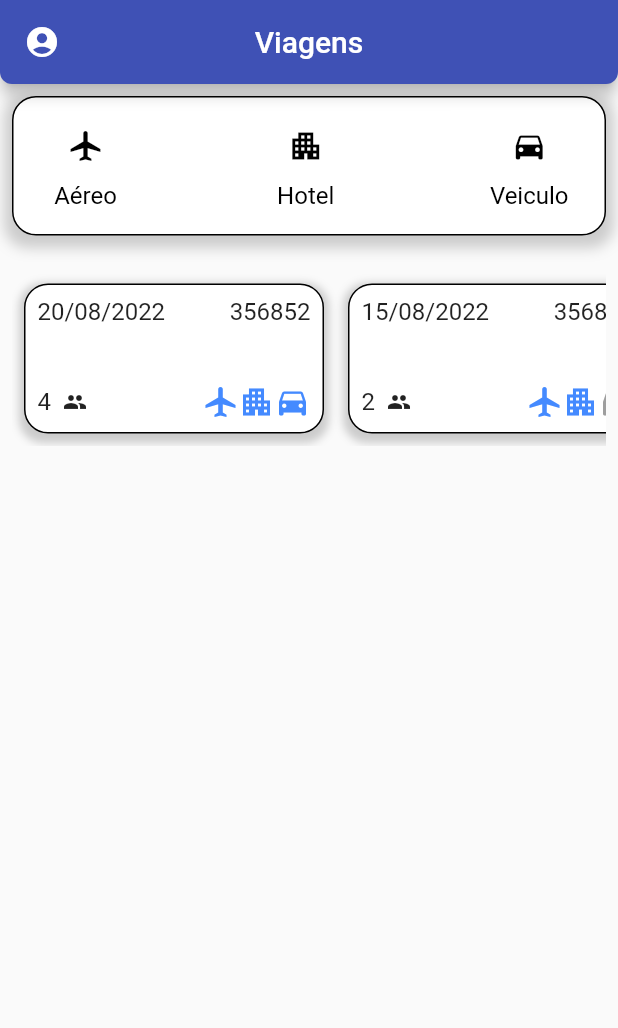
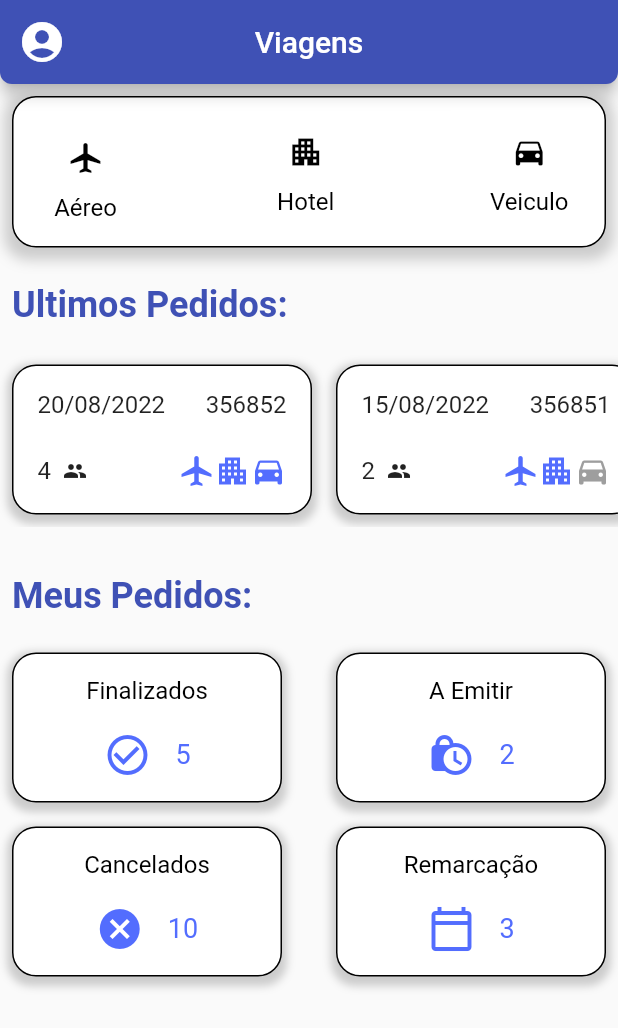
Before and after one commit to gui1andre/app_viagens, a Flutter app: the screen it shows after launch, on a phone screen of 412 x 824 dp. Shown: the top 1028 px of the screen. Run offline on Flutter 3.47's test engine with Material 2 defaults, Android fonts, the phone set to English and light mode, and no system bars.

Commit message:
Inserção de status de pedidos e ajuste no icon da appbar

```diff
--- a/lib/main.dart
+++ b/lib/main.dart
@@ -1,4 +1,3 @@
-import 'package:flutter/cupertino.dart';
 import 'package:flutter/material.dart';
 import 'package:flutter_localizations/flutter_localizations.dart';
 
@@ -7,7 +6,7 @@ void main() {
 }
 
 class Viagens extends StatelessWidget {
-  Viagens({Key? key}) : super(key: key);
+  const Viagens({Key? key}) : super(key: key);
 
   @override
   Widget build(BuildContext context) {
@@ -45,7 +44,10 @@ class Dashboard extends StatelessWidget {
             bottom: Radius.circular(8),
           ),
         ),
-        leading: const Icon(Icons.account_circle_sharp),
+        leading: const Icon(
+          Icons.account_circle_sharp,
+          size: 32,
+        ),
       ),
       body: Corpo(),
     );
@@ -100,7 +102,7 @@ class _CorpoState extends State<Corpo> {
                             children: [
                               Padding(
                                 padding:
-                                    const EdgeInsets.fromLTRB(24, 8, 24, 16),
+                                    const EdgeInsets.fromLTRB(24, 16, 24, 16),
                                 child: Column(
                                   children: [
                                     Container(
@@ -307,8 +309,7 @@ class _CorpoState extends State<Corpo> {
                                         width: 150,
                                         child: TextField(
                                           obscureText: true,
-                                          keyboardType:
-                                              TextInputType.datetime,
+                                          keyboardType: TextInputType.datetime,
                                           decoration: InputDecoration(
                                             border: OutlineInputBorder(),
                                             labelText: 'Data Ida',
@@ -337,8 +338,7 @@ class _CorpoState extends State<Corpo> {
                                         width: 150,
                                         child: TextField(
                                           obscureText: true,
-                                          keyboardType:
-                                              TextInputType.datetime,
+                                          keyboardType: TextInputType.datetime,
                                           decoration: InputDecoration(
                                             border: OutlineInputBorder(),
                                             labelText: 'Data Volta',
@@ -357,8 +357,7 @@ class _CorpoState extends State<Corpo> {
                                                 if (dataIda != null &&
                                                     dataIda != _dataIda) {
                                                   setState(() {
-                                                    debugPrint(
-                                                        'chegamos aqui');
+                                                    debugPrint('chegamos aqui');
                                                     _dataIda ==
                                                         dataIda
                                                             as TextEditingController;
@@ -415,8 +414,7 @@ class _CorpoState extends State<Corpo> {
                                         width: 150,
                                         child: TextField(
                                           obscureText: true,
-                                          keyboardType:
-                                              TextInputType.datetime,
+                                          keyboardType: TextInputType.datetime,
                                           decoration: InputDecoration(
                                             border: OutlineInputBorder(),
                                             labelText: 'Checkin',
@@ -445,8 +443,7 @@ class _CorpoState extends State<Corpo> {
                                         width: 150,
                                         child: TextField(
                                           obscureText: true,
-                                          keyboardType:
-                                              TextInputType.datetime,
+                                          keyboardType: TextInputType.datetime,
                                           decoration: InputDecoration(
                                             border: OutlineInputBorder(),
                                             labelText: 'Checkin',
@@ -465,8 +462,7 @@ class _CorpoState extends State<Corpo> {
                                                 if (dataIda != null &&
                                                     dataIda != _dataIda) {
                                                   setState(() {
-                                                    debugPrint(
-                                                        'chegamos aqui');
+                                                    debugPrint('chegamos aqui');
                                                     _dataIda ==
                                                         dataIda
                                                             as TextEditingController;
@@ -534,8 +530,7 @@ class _CorpoState extends State<Corpo> {
                                         width: 150,
                                         child: TextField(
                                           obscureText: true,
-                                          keyboardType:
-                                              TextInputType.datetime,
+                                          keyboardType: TextInputType.datetime,
                                           decoration: InputDecoration(
                                             border: OutlineInputBorder(),
                                             labelText: 'Retirada',
@@ -564,8 +559,7 @@ class _CorpoState extends State<Corpo> {
                                         width: 150,
                                         child: TextField(
                                           obscureText: true,
-                                          keyboardType:
-                                              TextInputType.datetime,
+                                          keyboardType: TextInputType.datetime,
                                           decoration: InputDecoration(
                                             border: OutlineInputBorder(),
                                             labelText: 'Devolução',
@@ -584,8 +578,7 @@ class _CorpoState extends State<Corpo> {
                                                 if (dataIda != null &&
                                                     dataIda != _dataIda) {
                                                   setState(() {
-                                                    debugPrint(
-                                                        'chegamos aqui');
+                                                    debugPrint('chegamos aqui');
                                                     _dataIda ==
                                                         dataIda
                                                             as TextEditingController;
@@ -610,8 +603,25 @@ class _CorpoState extends State<Corpo> {
               ],
             ),
           ),
+          Column(
+            children: [
               Padding(
-            padding: const EdgeInsets.fromLTRB(8, 16, 8, 16),
+                padding: EdgeInsets.fromLTRB(8, 16, 0, 16),
+                child: Align(
+                  child: Text(
+                    'Ultimos Pedidos:',
+                    textAlign: TextAlign.left,
+                    style: TextStyle(
+                      color: Colors.indigo,
+                      fontSize: 24,
+                      fontWeight: FontWeight.bold,
+                    ),
+                  ),
+                  alignment: Alignment.centerLeft,
+                ),
+              ),
+              Padding(
+                padding: const EdgeInsets.fromLTRB(0, 2, 0, 16),
                 child: Center(
                   child: SingleChildScrollView(
                     scrollDirection: Axis.horizontal,
@@ -640,21 +650,24 @@ class _CorpoState extends State<Corpo> {
                           aereo: true,
                           hotel: false,
                           veiculo: true,
-                    ),UltimosPedidos(
+                        ),
+                        UltimosPedidos(
                           pedido: 356848,
                           qtdPessoas: 1,
                           dataViagem: '08/08/2022',
                           aereo: false,
                           hotel: true,
                           veiculo: true,
-                    ),UltimosPedidos(
+                        ),
+                        UltimosPedidos(
                           pedido: 3568470,
                           qtdPessoas: 6,
                           dataViagem: '30/08/2022',
                           aereo: true,
                           hotel: true,
                           veiculo: false,
-                    ),UltimosPedidos(
+                        ),
+                        UltimosPedidos(
                           pedido: 356850,
                           qtdPessoas: 1,
                           dataViagem: '20/08/2022',
@@ -666,8 +679,131 @@ class _CorpoState extends State<Corpo> {
                     ),
                   ),
                 ),
+              ),
+            ],
+          ),
+          Column(
+            children: [
+              Padding(
+                padding: EdgeInsets.fromLTRB(8, 16, 0, 16),
+                child: Align(
+                  child: Text(
+                    'Meus Pedidos:',
+                    textAlign: TextAlign.left,
+                    style: TextStyle(
+                      color: Colors.indigo,
+                      fontSize: 24,
+                      fontWeight: FontWeight.bold,
+                    ),
+                  ),
+                  alignment: Alignment.centerLeft,
+                ),
+              ),
+              Row(
+                mainAxisAlignment: MainAxisAlignment.spaceBetween,
+                children: [
+                  StatusPedidos(
+                    nomeStatus: 'Finalizados',
+                    numPedidos: 5,
+                    iconStatus: Icons.check_circle_outline,
+                  ),
+                  StatusPedidos(
+                    nomeStatus: 'A Emitir',
+                    numPedidos: 2,
+                    iconStatus: Icons.lock_clock,
+                  ),
+                ],
+              ),
+              Row(
+                mainAxisAlignment: MainAxisAlignment.spaceBetween,
+                children: [
+                  StatusPedidos(
+                    nomeStatus: 'Cancelados',
+                    numPedidos: 10,
+                    iconStatus: Icons.cancel,
+                  ),
+                  StatusPedidos(
+                    nomeStatus: 'Remarcação',
+                    numPedidos: 3,
+                    iconStatus: Icons.calendar_today_outlined,
+                  ),
+                ],
               )
             ],
+          )
+        ],
+      ),
+    );
+  }
+}
+
+class StatusPedidos extends StatelessWidget {
+  const StatusPedidos(
+      {required this.numPedidos,
+      required this.nomeStatus,
+      required this.iconStatus});
+
+  final int numPedidos;
+  final String nomeStatus;
+
+  final IconData iconStatus;
+
+  @override
+  Widget build(BuildContext context) {
+    return Container(
+      decoration: BoxDecoration(
+          color: Colors.white,
+          border: Border.all(color: Colors.black),
+          borderRadius: BorderRadius.circular(16),
+          boxShadow: [
+            BoxShadow(
+              color: Colors.grey.withOpacity(0.5),
+              spreadRadius: 3,
+              blurRadius: 4,
+              offset: const Offset(0, 3), // changes position of shadow
+            ),
+          ]),
+      margin: EdgeInsets.all(8),
+      height: 100,
+      width: 180,
+      child: Padding(
+        padding: const EdgeInsets.all(15.0),
+        child: Column(
+          mainAxisAlignment: MainAxisAlignment.spaceBetween,
+          children: [
+            Text(
+              '${nomeStatus}',
+              style: TextStyle(
+                fontSize: 16,
+                color: Colors.black,
+                // fontWeight: FontWeight.bold,
+              ),
+            ),
+            Padding(
+              padding: const EdgeInsets.only(top: 16),
+              child: Row(
+                mainAxisAlignment: MainAxisAlignment.center,
+                children: [
+                  Padding(
+                    padding: const EdgeInsets.only(right: 8),
+                    child: Icon(
+                      iconStatus,
+                      size: 32,
+                      color: Colors.indigoAccent,
+                    ),
+                  ),
+                  Padding(
+                    padding: const EdgeInsets.only(left: 8),
+                    child: Text(
+                      '${numPedidos}',
+                      style: TextStyle(fontSize: 18, color: Colors.indigoAccent),
+                    ),
+                  ),
+                ],
+              ),
+            ),
+          ],
+        ),
       ),
     );
   }
@@ -715,7 +851,7 @@ class UltimosPedidos extends StatelessWidget {
             mainAxisAlignment: MainAxisAlignment.spaceBetween,
             children: [
               Padding(
-                padding: const EdgeInsets.all(8.0),
+                padding: const EdgeInsets.fromLTRB(16, 16, 0, 0),
                 child: Row(
                   children: [
                     Text(
@@ -728,7 +864,7 @@ class UltimosPedidos extends StatelessWidget {
                 ),
               ),
               Padding(
-                padding: const EdgeInsets.all(8.0),
+                padding: const EdgeInsets.fromLTRB(0, 16, 16, 0),
                 child: Text(
                   '${pedido}',
                   style: TextStyle(fontSize: 16),
@@ -740,7 +876,7 @@ class UltimosPedidos extends StatelessWidget {
             mainAxisAlignment: MainAxisAlignment.spaceBetween,
             children: [
               Padding(
-                padding: const EdgeInsets.all(8.0),
+                padding: const EdgeInsets.all(16.0),
                 child: Row(
                   children: [
                     Padding(
@@ -758,25 +894,26 @@ class UltimosPedidos extends StatelessWidget {
                 ),
               ),
               Padding(
-                padding: const EdgeInsets.all(8.0),
+                padding: const EdgeInsets.all(16.0),
                 child: Row(
                   children: [
                     Icon(
                       Icons.airplanemode_active,
-                      color: aereo ? Colors.blueAccent : Colors.grey,
-                    ),Icon(
+                      color: aereo ? Colors.indigoAccent : Colors.grey,
+                    ),
+                    Icon(
                       Icons.apartment,
-                      color: hotel ? Colors.blueAccent : Colors.grey,
-                    ),Icon(
+                      color: hotel ? Colors.indigoAccent : Colors.grey,
+                    ),
+                    Icon(
                       Icons.directions_car,
-                      color: veiculo ? Colors.blueAccent : Colors.grey,
+                      color: veiculo ? Colors.indigoAccent : Colors.grey,
                     ),
                   ],
                 ),
               )
             ],
           ),
-
         ],
       ),
     );
```
Lines whose indentation alone changed are shown as unchanged.
